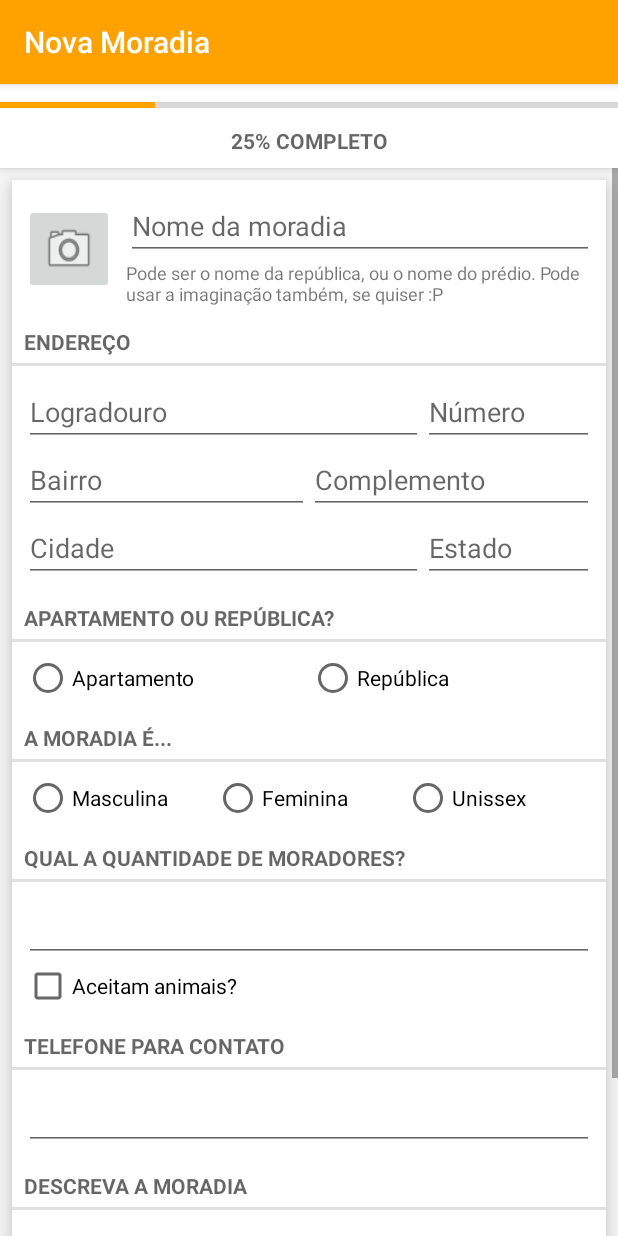
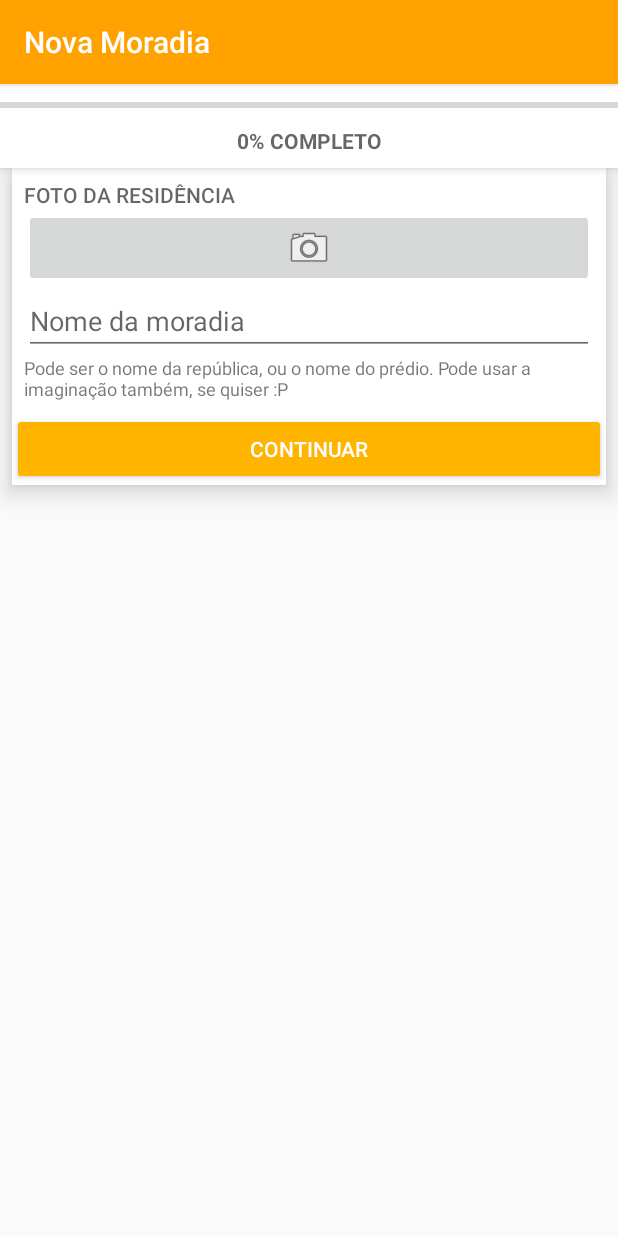
Before and after one commit to Dionen/TaEmCasa, an Android app: the AdicionarMoradia screen opened directly, with no data from a screen before it, on a phone screen of 412 x 824 dp. Run offline under Robolectric (Android 15) with nearby library versions, the phone set to English and light mode, and no system bars.

Commit message:
Cadastro de moradia com foto (sem upload) e animação

```diff
--- a/app/src/main/AndroidManifest.xml
+++ b/app/src/main/AndroidManifest.xml
@@ -9,6 +9,7 @@
     -->
     <uses-permission android:name="android.permission.ACCESS_FINE_LOCATION" />
     <uses-permission android:name="android.permission.INTERNET" />
+    <uses-permission android:name="android.permission.WRITE_EXTERNAL_STORAGE"/>
 
     <!-- To auto-complete the email text field in the login form with the user's emails -->
     <uses-permission android:name="android.permission.GET_ACCOUNTS" />
--- a/app/src/main/res/layout/activity_adicionar_moradia.xml
+++ b/app/src/main/res/layout/activity_adicionar_moradia.xml
@@ -34,7 +34,7 @@
                 android:layout_alignParentStart="true"
                 android:layout_centerVertical="true"
                 android:max="100"
-                android:progress="25"
+                android:progress="0"
                 android:progressTint="@color/colorPrimary" />
         </RelativeLayout>
 
@@ -45,18 +45,18 @@
             android:height="0dp">
 
             <TextView
-                android:id="@+id/statusCompleto"
+                android:id="@+id/statusProgresso"
                 android:layout_width="match_parent"
                 android:layout_height="wrap_content"
+                android:layout_alignParentLeft="true"
+                android:layout_alignParentStart="true"
+                android:layout_alignParentTop="true"
                 android:text="@string/_25_completo"
                 android:textAlignment="center"
                 android:textAllCaps="true"
                 android:textAppearance="@style/TextAppearance.AppCompat"
                 android:textColor="?attr/colorControlNormal"
-                android:textStyle="bold"
-                android:layout_alignParentTop="true"
-                android:layout_alignParentLeft="true"
-                android:layout_alignParentStart="true" />
+                android:textStyle="bold" />
         </RelativeLayout>
 
     </LinearLayout>
@@ -66,16 +66,19 @@
         android:id="@+id/scroll"
         android:layout_width="match_parent"
         android:layout_height="match_parent"
+        android:layout_alignParentBottom="true"
+        android:layout_alignParentLeft="true"
+        android:layout_alignParentStart="true"
         android:layout_below="@+id/progresso">
 
         <LinearLayout
             android:id="@+id/dados"
             android:layout_width="match_parent"
             android:layout_height="wrap_content"
-            android:paddingBottom="32dp"
-            android:layout_margin="8dp"
             android:background="#fff"
             android:elevation="10dp"
+            android:layout_marginLeft="8dp"
+            android:layout_marginRight="8dp"
 
             android:orientation="vertical">
 
@@ -86,31 +89,53 @@
                 android:padding="8dp"
                 android:visibility="visible">
 
+                <TextView
+                    android:id="@+id/textView"
+                    android:layout_width="match_parent"
+                    android:layout_height="wrap_content"
+                    android:text="FOTO DA RESIDÊNCIA"
+                    android:textAppearance="@style/TextAppearance.AppCompat.Body2"
+                    android:textColor="?attr/colorControlNormal"
+                    android:visibility="visible" />
+
                 <ImageButton
                     android:id="@+id/adicionarFoto"
-                    android:layout_width="60dp"
-                    android:layout_height="60dp"
-                    android:scaleType="fitXY"
+                    android:layout_width="fill_parent"
+                    android:layout_height="wrap_content"
+                    android:adjustViewBounds="false"
+                    android:scaleType="fitCenter"
                     app:srcCompat="@android:drawable/ic_menu_camera"
-                    android:layout_centerVertical="true"
+                    android:layout_below="@+id/textView"
                     android:layout_alignParentLeft="true"
                     android:layout_alignParentStart="true" />
+
+                <ImageButton
+                    android:id="@+id/removerFoto"
+                    android:layout_width="wrap_content"
+                    android:layout_height="wrap_content"
+                    android:layout_above="@+id/nomeMoradia"
+                    android:layout_alignParentEnd="true"
+                    android:layout_alignParentRight="true"
+                    android:adjustViewBounds="false"
+                    android:background="@android:color/transparent"
+                    android:cropToPadding="false"
+                    android:elevation="10dp"
+                    android:visibility="gone"
+                    app:srcCompat="@android:drawable/ic_delete" />
 
                 <EditText
                     android:id="@+id/nomeMoradia"
                     android:layout_width="wrap_content"
                     android:layout_height="wrap_content"
                     android:ems="10"
-                    android:layout_marginLeft="8dp"
-                    android:layout_marginStart="8dp"
                     android:hint="@string/nome_da_moradia"
                     android:inputType="text"
-                    android:layout_alignParentTop="true"
+                    android:nextFocusDown="@+id/logradouro"
+                    android:layout_below="@+id/adicionarFoto"
                     android:layout_alignParentRight="true"
                     android:layout_alignParentEnd="true"
-                    android:layout_toRightOf="@+id/adicionarFoto"
-                    android:layout_toEndOf="@+id/adicionarFoto"
-                    android:nextFocusDown="@+id/logradouro"/>
+                    android:layout_alignParentLeft="true"
+                    android:layout_alignParentStart="true" />
 
                 <TextView
                     android:id="@+id/dica"
@@ -118,12 +143,11 @@
                     android:layout_height="wrap_content"
                     android:layout_alignParentBottom="true"
                     android:layout_below="@+id/nomeMoradia"
-                    android:layout_marginLeft="8dp"
-                    android:layout_marginStart="8dp"
                     android:layout_toEndOf="@+id/adicionarFoto"
-                    android:layout_toRightOf="@+id/adicionarFoto"
                     android:text="@string/dica"
-                    android:textSize="12sp" />
+                    android:textSize="12sp"
+                    android:layout_alignParentLeft="true"
+                    android:layout_alignParentStart="true" />
 
             </RelativeLayout>
 
@@ -133,7 +157,7 @@
                 android:layout_width="match_parent"
                 android:layout_height="wrap_content"
                 android:text="@string/endere_o"
-                android:visibility="visible" />
+                android:visibility="gone" />
 
             <LinearLayout
                 android:id="@+id/endereco"
@@ -141,7 +165,7 @@
                 android:layout_height="match_parent"
                 android:orientation="vertical"
                 android:padding="8dp"
-                android:visibility="visible">
+                android:visibility="gone">
 
                 <LinearLayout
                     android:id="@+id/end1"
@@ -157,7 +181,7 @@
                         android:ems="10"
                         android:hint="@string/logradouro"
                         android:inputType="text"
-                        android:nextFocusDown="@+id/numero"/>
+                        android:nextFocusDown="@+id/numero" />
 
                     <EditText
                         android:id="@+id/numero"
@@ -167,7 +191,7 @@
                         android:ems="10"
                         android:hint="@string/n_mero"
                         android:inputType="textPersonName"
-                        android:nextFocusDown="@+id/bairro"/>
+                        android:nextFocusDown="@+id/bairro" />
                 </LinearLayout>
 
                 <LinearLayout
@@ -184,7 +208,7 @@
                         android:ems="10"
                         android:hint="@string/bairro"
                         android:inputType="text"
-                        android:nextFocusDown="@+id/complemento"/>
+                        android:nextFocusDown="@+id/complemento" />
 
                     <EditText
                         android:id="@+id/complemento"
@@ -194,7 +218,7 @@
                         android:ems="10"
                         android:hint="@string/complemento"
                         android:inputType="textPersonName"
-                        android:nextFocusDown="@+id/cidade"/>
+                        android:nextFocusDown="@+id/cidade" />
                 </LinearLayout>
 
                 <LinearLayout
@@ -211,7 +235,7 @@
                         android:ems="10"
                         android:hint="@string/cidade"
                         android:inputType="text"
-                        android:nextFocusDown="@+id/estado"/>
+                        android:nextFocusDown="@+id/estado" />
 
                     <EditText
                         android:id="@+id/estado"
@@ -221,7 +245,7 @@
                         android:ems="10"
                         android:hint="@string/estado"
                         android:inputType="textPersonName"
-                        android:nextFocusDown="@+id/perfil"/>
+                        android:nextFocusDown="@+id/perfil" />
                 </LinearLayout>
 
             </LinearLayout>
@@ -231,18 +255,19 @@
                 style="?android:attr/listSeparatorTextViewStyle"
                 android:layout_width="match_parent"
                 android:layout_height="wrap_content"
+                android:layout_gravity="start"
                 android:text="@string/apto_ou_rep"
                 android:textAlignment="viewStart"
-                android:layout_gravity="start"
-                android:visibility="visible" />
+                android:visibility="gone" />
 
             <RadioGroup
                 android:id="@+id/perfil"
                 android:layout_width="match_parent"
                 android:layout_height="match_parent"
+                android:nextFocusDown="@+id/tipo"
                 android:orientation="horizontal"
                 android:padding="8dp"
-                android:nextFocusDown="@+id/tipo">
+                android:visibility="gone">
 
                 <RadioButton
                     android:id="@+id/apartamento"
@@ -266,15 +291,16 @@
                 android:layout_width="match_parent"
                 android:layout_height="wrap_content"
                 android:text="@string/a_moradia"
-                android:visibility="visible" />
+                android:visibility="gone" />
 
             <RadioGroup
                 android:id="@+id/tipo"
                 android:layout_width="match_parent"
                 android:layout_height="match_parent"
+                android:nextFocusDown="@+id/nMoradores"
                 android:orientation="horizontal"
                 android:padding="8dp"
-                android:nextFocusDown="@+id/nMoradores">
+                android:visibility="gone">
 
                 <RadioButton
                     android:id="@+id/masculina"
@@ -305,14 +331,15 @@
                 android:layout_width="match_parent"
                 android:layout_height="wrap_content"
                 android:text="@string/qual_a_quantidade_de_moradores"
-                android:visibility="visible" />
+                android:visibility="gone" />
 
             <LinearLayout
                 android:id="@+id/dadosMoradores"
                 android:layout_width="match_parent"
                 android:layout_height="match_parent"
                 android:orientation="vertical"
-                android:padding="8dp">
+                android:padding="8dp"
+                android:visibility="gone">
 
                 <EditText
                     android:id="@+id/nMoradores"
@@ -320,30 +347,31 @@
                     android:layout_height="wrap_content"
                     android:ems="10"
                     android:inputType="numberDecimal"
-                    android:nextFocusDown="@+id/aceitamAnimais"/>
+                    android:nextFocusDown="@+id/aceitamAnimais" />
 
                 <CheckBox
                     android:id="@+id/aceitamAnimais"
                     android:layout_width="match_parent"
                     android:layout_height="wrap_content"
-                    android:text="@string/aceitam_animais"
-                    android:nextFocusDown="@+id/telefone"/>
+                    android:nextFocusDown="@+id/telefone"
+                    android:text="@string/aceitam_animais" />
             </LinearLayout>
 
             <TextView
-                android:id="@+id/textView13"
+                android:id="@+id/telefoneTitulo"
                 style="?android:attr/listSeparatorTextViewStyle"
                 android:layout_width="match_parent"
                 android:layout_height="wrap_content"
                 android:text="@string/telefone_para_contato"
-                android:visibility="visible" />
+                android:visibility="gone" />
 
             <LinearLayout
                 android:id="@+id/telefoneLayout"
                 android:layout_width="match_parent"
                 android:layout_height="match_parent"
                 android:orientation="vertical"
-                android:padding="8dp">
+                android:padding="8dp"
+                android:visibility="gone">
 
                 <EditText
                     android:id="@+id/telefone"
@@ -351,7 +379,7 @@
                     android:layout_height="wrap_content"
                     android:ems="10"
                     android:inputType="phone"
-                    android:nextFocusDown="@+id/descricao"/>
+                    android:nextFocusDown="@+id/descricao" />
             </LinearLayout>
 
             <TextView
@@ -360,14 +388,15 @@
                 android:layout_width="match_parent"
                 android:layout_height="wrap_content"
                 android:text="@string/descreva_a_moradia"
-                android:visibility="visible" />
+                android:visibility="gone" />
 
             <LinearLayout
                 android:id="@+id/descricaoLayout"
                 android:layout_width="match_parent"
                 android:layout_height="match_parent"
                 android:orientation="vertical"
-                android:padding="8dp">
+                android:padding="8dp"
+                android:visibility="gone">
 
                 <EditText
                     android:id="@+id/descricao"
@@ -377,7 +406,7 @@
                     android:hint="@string/descri_o"
                     android:inputType="textMultiLine"
                     android:maxLength="500"
-                    android:nextFocusDown="@+id/adicionarMoradia"/>
+                    android:nextFocusDown="@+id/adicionarMoradia" />
 
             </LinearLayout>
 
@@ -386,7 +415,7 @@
                 style="@style/Widget.AppCompat.Button.Colored"
                 android:layout_width="match_parent"
                 android:layout_height="wrap_content"
-                android:text="@string/adicionar_moradia"
+                android:text="CONTINUAR"
                 android:visibility="visible" />
 
         </LinearLayout>
--- a/app/src/main/res/values/strings.xml
+++ b/app/src/main/res/values/strings.xml
@@ -55,7 +55,7 @@
     <string name="n_mero">Número</string>
     <string name="logradouro">Logradouro</string>
     <string name="endere_o">Endereço</string>
-    <string name="_25_completo">25% Completo</string>
+    <string name="_25_completo">0% Completo</string>
     <string name="apartamento">Apartamento</string>
     <string name="rep_blica">República</string>
     <string name="a_moradia">a moradia é...</string>
@@ -68,5 +68,6 @@
     <string name="descreva_a_moradia">Descreva a moradia</string>
     <string name="descri_o">Descrição</string>
     <string name="adicionar_moradia">Adicionar Moradia</string>
+    <string name="pick_image_intent_text">Pick Image Text</string>
 
 </resources>
```
Also changed, not shown: app/src/main/java/com/usp/icmc/taemcasa/Menu/MenuActivity.java (+7 -0 lines), app/src/main/java/com/usp/icmc/taemcasa/MinhasVagas/AdicionarMoradia.java (+234 -1 lines).
